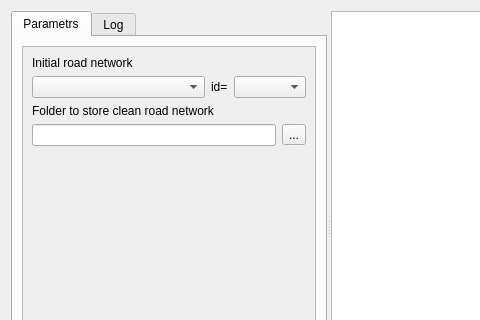
Old version of the form UI/roads_clean.ui in the repository ishusterman/tau_net_calc; both pictures show x 0 to 480 and y 0 to 320 of the 633 by 503 pixel window.
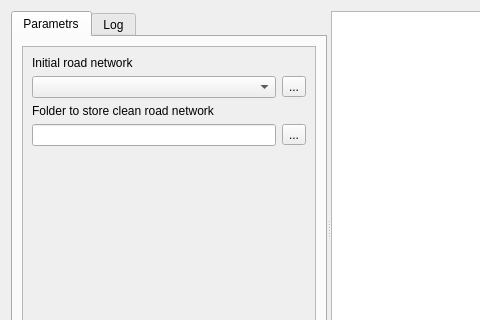
New version of the form. Custom widgets are drawn as their Qt base class.

What changed in the file:
```diff
--- a/UI/roads_clean.ui
+++ b/UI/roads_clean.ui
@@ -106,8 +106,19 @@
                 </property>
                </widget>
               </item>
-              <item row="6" column="0" colspan="2">
-               <layout class="QHBoxLayout" name="horizontalLayout_5"/>
+              <item row="1" column="0" colspan="2">
+               <layout class="QHBoxLayout" name="horizontalLayout_7">
+                <item>
+                 <widget class="QgsMapLayerComboBox" name="cmbLayersRoad"/>
+                </item>
+                <item>
+                 <widget class="QToolButton" name="toolButtonRoads">
+                  <property name="text">
+                   <string>...</string>
+                  </property>
+                 </widget>
+                </item>
+               </layout>
               </item>
               <item row="3" column="0">
                <widget class="QLabel" name="label">
@@ -130,45 +141,8 @@
                 </item>
                </layout>
               </item>
-              <item row="1" column="0" colspan="2">
-               <layout class="QHBoxLayout" name="horizontalLayout_6">
-                <item>
-                 <widget class="QComboBox" name="cmbLayersRoad">
-                  <property name="sizePolicy">
-                   <sizepolicy hsizetype="Preferred" vsizetype="Maximum">
-                    <horstretch>0</horstretch>
-                    <verstretch>0</verstretch>
-                   </sizepolicy>
-                  </property>
-                  <property name="insertPolicy">
-                   <enum>QComboBox::InsertAtTop</enum>
-                  </property>
-                 </widget>
-                </item>
-                <item>
-                 <widget class="QLabel" name="label_2">
-                  <property name="sizePolicy">
-                   <sizepolicy hsizetype="Fixed" vsizetype="Fixed">
-                    <horstretch>0</horstretch>
-                    <verstretch>0</verstretch>
-                   </sizepolicy>
-                  </property>
-                  <property name="text">
-                   <string>id=</string>
-                  </property>
-                 </widget>
-                </item>
-                <item>
-                 <widget class="QComboBox" name="cmbLayers_fields">
-                  <property name="sizePolicy">
-                   <sizepolicy hsizetype="Fixed" vsizetype="Minimum">
-                    <horstretch>0</horstretch>
-                    <verstretch>0</verstretch>
-                   </sizepolicy>
-                  </property>
-                 </widget>
-                </item>
-               </layout>
+              <item row="6" column="0" colspan="2">
+               <layout class="QHBoxLayout" name="horizontalLayout_5"/>
               </item>
              </layout>
             </item>
@@ -242,6 +216,13 @@
    </item>
   </layout>
  </widget>
+ <customwidgets>
+  <customwidget>
+   <class>QgsMapLayerComboBox</class>
+   <extends>QComboBox</extends>
+   <header>qgsmaplayercombobox.h</header>
+  </customwidget>
+ </customwidgets>
  <tabstops>
   <tabstop>textInfo</tabstop>
   <tabstop>tabWidget</tabstop>
```
